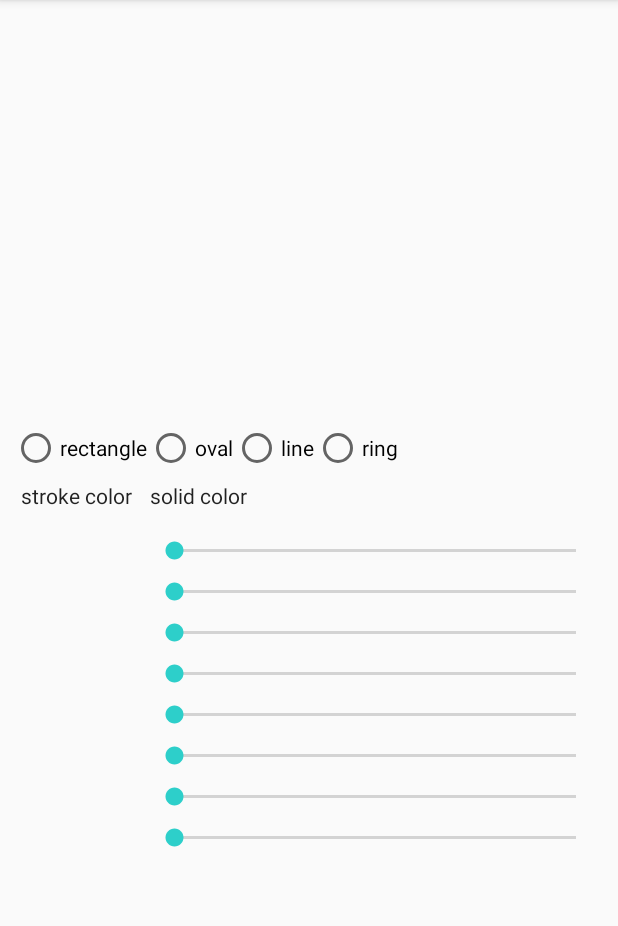
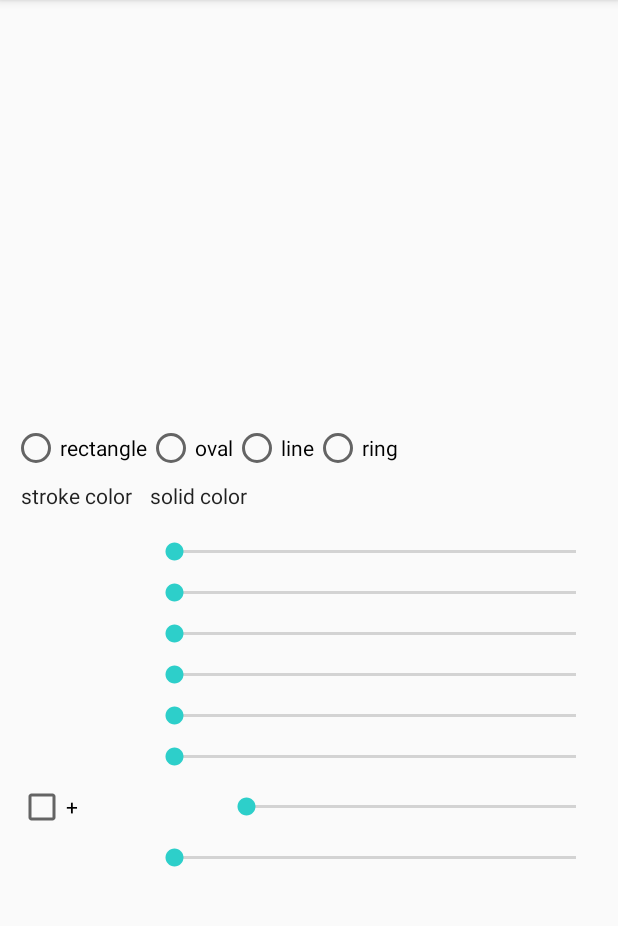
Before and after one commit to duanhong169/GradientDrawableTuner, an Android app: the screen it shows after launch (MainActivity), on a phone screen of 412 x 824 dp, the part 84-1010 px from its top. Run offline under Robolectric (Android 15) with nearby library versions, the phone set to English and light mode, and no system bars; our stand-ins replace ButterKnife, FlexboxLayout, data binding; 2 statements that could not run were skipped.

Commit message:
Support set cornerRadius for 4 corners

```diff
--- a/app/src/main/java/top/defaults/gradientdrawabletuner/GradientDrawableProperties.java
+++ b/app/src/main/java/top/defaults/gradientdrawabletuner/GradientDrawableProperties.java
@@ -22,7 +22,7 @@ public class GradientDrawableProperties {
         idToShapeMap.put(R.id.ring, GradientDrawable.RING);
     }
 
-    @AutoProperty("shapeId") public int shape = GradientDrawable.RING;
+    @AutoProperty("shapeId") public int shape = GradientDrawable.RECTANGLE;
     public int getShapeId() {
         return shapeToIdMap.get(shape);
     }
@@ -35,7 +35,30 @@ public class GradientDrawableProperties {
     @AutoProperty public float innerRadiusRatio = 9f;
     @AutoProperty public int thickness = -1; // when thickness == -1, thicknessRatio become effective
     @AutoProperty public float thicknessRatio = 3f;
-    @AutoProperty public int cornerRadius = 0; // This is overridden for each corner by the following 4 properties
+    @AutoProperty("cornerRadius") private int cornerRadius = 0; // This is overridden for each corner by the following 4 properties
+
+    public int getCornerRadius() {
+        return cornerRadius;
+    }
+
+    public void setCornerRadius(Integer cornerRadius) {
+        if (cornerRadius == null) cornerRadius = 0;
+        this.cornerRadius = cornerRadius;
+        this.topLeftRadius = cornerRadius;
+        this.topRightRadius = cornerRadius;
+        this.bottomLeftRadius = cornerRadius;
+        this.bottomRightRadius = cornerRadius;
+    }
+
+    public float[] getCornerRadii() {
+        return new float[] {
+                topLeftRadius, topLeftRadius,
+                topRightRadius, topRightRadius,
+                bottomRightRadius, bottomRightRadius,
+                bottomLeftRadius, bottomLeftRadius
+        };
+    }
+
     @AutoProperty public int topLeftRadius = 0;
     @AutoProperty public int topRightRadius = 0;
     @AutoProperty public int bottomLeftRadius = 0;
@@ -45,6 +68,6 @@ public class GradientDrawableProperties {
     @AutoProperty public int width = 0;
     @AutoProperty public int height = 0;
     @AutoProperty public int solidColor = 0xFF2DCFCA;
-    @AutoProperty public int strokeWidth = 50;
+    @AutoProperty public int strokeWidth = 0;
     @AutoProperty public int strokeColor = 0xFF24A5A1;
 }
--- a/app/src/main/java/top/defaults/gradientdrawabletuner/MainActivity.java
+++ b/app/src/main/java/top/defaults/gradientdrawabletuner/MainActivity.java
@@ -4,11 +4,14 @@ import android.arch.lifecycle.ViewModelProviders;
 import android.content.res.Resources;
 import android.databinding.DataBindingUtil;
 import android.graphics.drawable.GradientDrawable;
+import android.support.constraint.Group;
 import android.support.v7.app.AppCompatActivity;
 import android.os.Bundle;
 import android.view.Gravity;
+import android.view.View;
 import android.widget.ImageView;
 import android.widget.LinearLayout;
+import android.widget.RadioGroup;
 
 import butterknife.BindView;
 import butterknife.ButterKnife;
@@ -18,6 +21,9 @@ import top.defaults.view.CheckerboardDrawable;
 public class MainActivity extends AppCompatActivity {
 
     @BindView(R.id.imageView) ImageView imageView;
+    @BindView(R.id.shape) RadioGroup shapeSwitcher;
+    @BindView(R.id.cornerRadiusRow) ValueRow cornerRadiusRow;
+    @BindView(R.id.fourCorners) Group fourCorners;
 
     @Override
     protected void onCreate(Bundle savedInstanceState) {
@@ -39,6 +45,13 @@ public class MainActivity extends AppCompatActivity {
         CheckerboardDrawable drawable = new CheckerboardDrawable.Builder()
                 .size(30).build();
         imageView.setBackgroundDrawable(drawable);
+        shapeSwitcher.setOnCheckedChangeListener((group, checkedId) -> {
+            if (checkedId != R.id.rectangle) {
+                cornerRadiusRow.setExtensionsChecked(false);
+            }
+            viewModel.updateProperty("shapeId", checkedId);
+        });
+        cornerRadiusRow.setOnExtensionsCheckedListener(checked -> fourCorners.setVisibility(checked ? View.VISIBLE : View.GONE));
 
         viewModel.getDrawableProperties().observe(this, properties -> {
             if (properties != null) {
--- a/app/src/main/java/top/defaults/gradientdrawabletuner/ValueRow.java
+++ b/app/src/main/java/top/defaults/gradientdrawabletuner/ValueRow.java
@@ -3,19 +3,23 @@ package top.defaults.gradientdrawabletuner;
 import android.content.Context;
 import android.content.res.TypedArray;
 import android.databinding.BindingAdapter;
-import android.databinding.InverseBindingAdapter;
-import android.databinding.InverseBindingListener;
 import android.support.annotation.Nullable;
+import android.text.TextUtils;
 import android.util.AttributeSet;
+import android.view.Gravity;
 import android.view.ViewGroup;
+import android.widget.CheckBox;
 import android.widget.LinearLayout;
 import android.widget.SeekBar;
 import android.widget.TextView;
 
+import java.util.ArrayList;
+import java.util.List;
 import java.util.Locale;
 
 public class ValueRow extends LinearLayout {
 
+    CheckBox extensionsCheckBox;
     private TextView titleTextView;
     private SeekBar valueSeekBar;
     private String title;
@@ -31,14 +35,31 @@ public class ValueRow extends LinearLayout {
     public ValueRow(Context context, @Nullable AttributeSet attrs, int defStyleAttr) {
         super(context, attrs, defStyleAttr);
         setOrientation(HORIZONTAL);
+        setGravity(Gravity.CENTER_VERTICAL);
 
         TypedArray typedArray = context.obtainStyledAttributes(attrs, R.styleable.ValueRow);
+        String extensionsName = typedArray.getString(R.styleable.ValueRow_extensionsName);
         title = typedArray.getString(R.styleable.ValueRow_title);
         typedArray.recycle();
 
         float density = context.getResources().getDisplayMetrics().density;
         int padding = (int) (4 * density);
         setPadding(padding, padding, padding, padding);
+
+        if (!TextUtils.isEmpty(extensionsName)) {
+            extensionsCheckBox = new CheckBox(context);
+            LinearLayout.LayoutParams params = new LayoutParams(ViewGroup.LayoutParams.WRAP_CONTENT,
+                    ViewGroup.LayoutParams.WRAP_CONTENT);
+            params.rightMargin = (int) (8 * density);
+            extensionsCheckBox.setText(extensionsName);
+            addView(extensionsCheckBox, params);
+            extensionsCheckBox.setOnCheckedChangeListener((buttonView, isChecked) -> {
+                if (onExtensionsCheckedListener != null) {
+                    onExtensionsCheckedListener.onChecked(isChecked);
+                }
+            });
+        }
+
         {
             titleTextView = new TextView(context);
             LinearLayout.LayoutParams params = new LayoutParams((int) (88 * density),
@@ -54,8 +75,8 @@ public class ValueRow extends LinearLayout {
             valueSeekBar.setOnSeekBarChangeListener(new SimpleOnSeekBarChangeListener() {
                 @Override
                 public void onProgressChanged(SeekBar seekBar, int i, boolean b) {
-                    if (b && listener != null) {
-                        listener.onValueChange(ValueRow.this, i);
+                    if (b) {
+                        notifyValueChange(i);
                     }
                 }
             });
@@ -70,38 +91,20 @@ public class ValueRow extends LinearLayout {
         titleTextView.setText(String.format(Locale.getDefault(), "%s: %s", title, valueForTitle));
     }
 
-    @InverseBindingAdapter(attribute = "value")
-    public static int getValue(ValueRow valueRow) {
-        return valueRow.valueSeekBar.getProgress();
-    }
-
-    @BindingAdapter("value")
-    public static void setValue(ValueRow valueRow, int value) {
-        valueRow.setValue(value);
-    }
-
-    @BindingAdapter(value = "valueAttrChanged")
-    public static void setListener(ValueRow valueRow, final InverseBindingListener listener) {
-        if (listener != null) {
-            valueRow.valueSeekBar.setOnSeekBarChangeListener(new SimpleOnSeekBarChangeListener() {
-                @Override
-                public void onProgressChanged(SeekBar seekBar, int i, boolean b) {
-                    if (b) {
-                        listener.onChange();
-                    }
-                }
-            });
-        }
-    }
-
     public void setValue(int value) {
         valueSeekBar.setProgress(value);
     }
 
-    private OnValueChangeListener listener;
+    private List<OnValueChangeListener> onValueChangeListeners = new ArrayList<>();
 
-    public void setListener(OnValueChangeListener listener) {
-        this.listener = listener;
+    public void addOnValueChangeListener(OnValueChangeListener listener) {
+        onValueChangeListeners.add(listener);
+    }
+
+    private void notifyValueChange(int value) {
+        for (OnValueChangeListener listener : onValueChangeListeners) {
+            listener.onValueChange(this, value);
+        }
     }
 
     public interface OnValueChangeListener {
@@ -110,6 +113,21 @@ public class ValueRow extends LinearLayout {
 
     @BindingAdapter("onValueChange")
     public static void setListener(ValueRow view, OnValueChangeListener listener) {
-        view.setListener(listener);
+        view.addOnValueChangeListener(listener);
     }
+
+    private OnExtensionsCheckedListener onExtensionsCheckedListener;
+
+    public interface OnExtensionsCheckedListener {
+        void onChecked(boolean checked);
+    }
+
+    public void setOnExtensionsCheckedListener(OnExtensionsCheckedListener listener) {
+        onExtensionsCheckedListener = listener;
+    }
+
+    public void setExtensionsChecked(boolean isChecked) {
+        extensionsCheckBox.setChecked(isChecked);
+    }
+
 }
--- a/app/src/main/res/layout/activity_main.xml
+++ b/app/src/main/res/layout/activity_main.xml
@@ -47,8 +47,7 @@
                     android:layout_width="match_parent"
                     android:layout_height="wrap_content"
                     android:orientation="horizontal"
-                    android:checkedButton="@{viewModel.drawableProperties.shapeId}"
-                    android:onCheckedChanged='@{(radioGroup, id) -> viewModel.updateProperty("shapeId", id)}'>
+                    android:checkedButton="@{viewModel.drawableProperties.shapeId}">
 
                     <RadioButton
                         android:id="@+id/rectangle"
@@ -102,7 +101,8 @@
                 <android.support.constraint.ConstraintLayout
                     android:layout_width="match_parent"
                     android:layout_height="wrap_content"
-                    android:layout_marginTop="8dp">
+                    android:layout_marginTop="8dp"
+                    android:animateLayoutChanges="true">
 
                     <android.support.constraint.Group
                         android:layout_width="wrap_content"
@@ -171,19 +171,88 @@
                         app:title="height"
                         app:valueForTitle="@{viewModel.drawableProperties.height}"
                         app:max="@{safeUnbox(maxHeight)}"
-                        app:value="@={viewModel.drawableProperties.height}"
+                        app:value="@{viewModel.drawableProperties.height}"
+                        app:onValueChange='@{(valueRow, value) -> viewModel.updateProperty("height", value)}'
                         app:layout_constraintTop_toBottomOf="@+id/widthRow"/>
 
                     <top.defaults.gradientdrawabletuner.ValueRow
-                        android:id="@+id/radiusRow"
+                        android:id="@+id/cornerRadiusRow"
                         android:layout_width="match_parent"
                         android:layout_height="wrap_content"
-                        app:title="cornerRadius"
+                        android:visibility="@{viewModel.drawableProperties.shapeId == R.id.rectangle ? View.VISIBLE : View.GONE}"
+                        app:extensionsName="+"
+                        app:title="radius"
                         app:valueForTitle="@{viewModel.drawableProperties.cornerRadius}"
                         app:max="@{viewModel.drawableProperties.width / 2}"
                         app:value="@{viewModel.drawableProperties.cornerRadius}"
                         app:onValueChange='@{(valueRow, value) -> viewModel.updateProperty("cornerRadius", value)}'
                         app:layout_constraintTop_toBottomOf="@+id/heightRow"/>
+
+                    <android.support.constraint.Group
+                        android:id="@+id/fourCorners"
+                        android:layout_width="wrap_content"
+                        android:layout_height="wrap_content"
+                        android:visibility="gone"
+                        app:constraint_referenced_ids="topLeftRadiusRow, topRightRadiusRow, bottomLeftRadiusRow, bottomRightRadiusRow"/>
+
+                    <top.defaults.gradientdrawabletuner.ValueRow
+                        android:id="@+id/topLeftRadiusRow"
+                        android:layout_width="match_parent"
+                        android:layout_height="wrap_content"
+                        android:layout_marginLeft="32dp"
+                        android:layout_marginStart="32dp"
+                        app:title="» tl"
+                        app:valueForTitle="@{viewModel.drawableProperties.topLeftRadius}"
+                        app:max="@{viewModel.drawableProperties.width / 2}"
+                        app:value="@{viewModel.drawableProperties.topLeftRadius}"
+                        app:onValueChange='@{(valueRow, value) -> viewModel.updateProperty("topLeftRadius", value)}'
+                        app:layout_constraintTop_toBottomOf="@+id/cornerRadiusRow"/>
+
+                    <top.defaults.gradientdrawabletuner.ValueRow
+                        android:id="@+id/topRightRadiusRow"
+                        android:layout_width="match_parent"
+                        android:layout_height="wrap_content"
+                        android:layout_marginLeft="32dp"
+                        android:layout_marginStart="32dp"
+                        app:title="» tr"
+                        app:valueForTitle="@{viewModel.drawableProperties.topRightRadius}"
+                        app:max="@{viewModel.drawableProperties.width / 2}"
+                        app:value="@{viewModel.drawableProperties.topRightRadius}"
+                        app:onValueChange='@{(valueRow, value) -> viewModel.updateProperty("topRightRadius", value)}'
+                        app:layout_constraintTop_toBottomOf="@+id/topLeftRadiusRow"/>
+
+                    <top.defaults.gradientdrawabletuner.ValueRow
+                        android:id="@+id/bottomLeftRadiusRow"
+                        android:layout_width="match_parent"
+                        android:layout_height="wrap_content"
+                        android:layout_marginLeft="32dp"
+                        android:layout_marginStart="32dp"
+                        app:title="» bl"
+                        app:valueForTitle="@{viewModel.drawableProperties.bottomLeftRadius}"
+                        app:max="@{viewModel.drawableProperties.width / 2}"
+                        app:value="@{viewModel.drawableProperties.bottomLeftRadius}"
+                        app:onValueChange='@{(valueRow, value) -> viewModel.updateProperty("bottomLeftRadius", value)}'
+                        app:layout_constraintTop_toBottomOf="@+id/topRightRadiusRow"/>
+
+                    <top.defaults.gradientdrawabletuner.ValueRow
+                        android:id="@+id/bottomRightRadiusRow"
+                        android:layout_width="match_parent"
+                        android:layout_height="wrap_content"
+                        android:layout_marginLeft="32dp"
+                        android:layout_marginStart="32dp"
+                        app:title="» br"
+                        app:valueForTitle="@{viewModel.drawableProperties.bottomRightRadius}"
+                        app:max="@{viewModel.drawableProperties.width / 2}"
+                        app:value="@{viewModel.drawableProperties.bottomRightRadius}"
+                        app:onValueChange='@{(valueRow, value) -> viewModel.updateProperty("bottomRightRadius", value)}'
+                        app:layout_constraintTop_toBottomOf="@+id/bottomLeftRadiusRow"/>
+
+                    <android.support.constraint.Barrier
+                        android:id="@+id/cornerRadiusBarrier"
+                        android:layout_width="wrap_content"
+                        android:layout_height="wrap_content"
+                        app:constraint_referenced_ids="topLeftRadiusRow, topRightRadiusRow, bottomLeftRadiusRow, bottomRightRadiusRow"
+                        app:barrierDirection="bottom"/>
 
                     <top.defaults.gradientdrawabletuner.ValueRow
                         android:id="@+id/strokeWidthRow"
@@ -194,7 +263,7 @@
                         app:max="@{viewModel.drawableProperties.width / 2}"
                         app:value="@{viewModel.drawableProperties.strokeWidth}"
                         app:onValueChange='@{(valueRow, value) -> viewModel.updateProperty("strokeWidth", value)}'
-                        app:layout_constraintTop_toBottomOf="@+id/radiusRow"/>
+                        app:layout_constraintTop_toBottomOf="@+id/cornerRadiusBarrier"/>
 
                 </android.support.constraint.ConstraintLayout>
             </LinearLayout>
--- a/app/src/main/res/values/attrs.xml
+++ b/app/src/main/res/values/attrs.xml
@@ -1,6 +1,7 @@
 <?xml version="1.0" encoding="utf-8"?>
 <resources>
     <declare-styleable name="ValueRow">
+        <attr name="extensionsName" format="string"/>
         <attr name="title" format="string"/>
     </declare-styleable>
 </resources>
```
Also changed, not shown: app/src/main/java/top/defaults/gradientdrawabletuner/GradientDrawableViewModel.java (+12 -7 lines).
